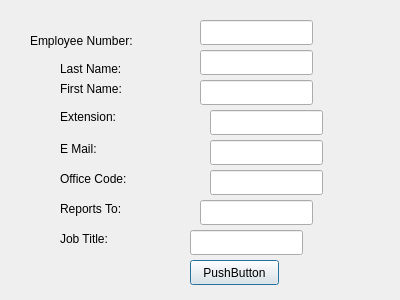
This is qt_app/form_employee.ui in mehmetrizaoz/5_product_line_automation as Qt 5 draws it before an edit. The edited form follows.
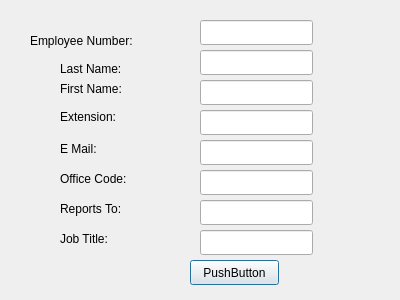
This is the edited form.

The edit to the form file:
```diff
--- a/qt_app/form_employee.ui
+++ b/qt_app/form_employee.ui
@@ -16,7 +16,7 @@
   <widget class="QLineEdit" name="lineEdit_4">
    <property name="geometry">
     <rect>
-     <x>210</x>
+     <x>200</x>
      <y>110</y>
      <width>113</width>
      <height>25</height>
@@ -36,7 +36,7 @@
   <widget class="QLineEdit" name="lineEdit_6">
    <property name="geometry">
     <rect>
-     <x>210</x>
+     <x>200</x>
      <y>170</y>
      <width>113</width>
      <height>25</height>
@@ -59,7 +59,7 @@
   <widget class="QLineEdit" name="lineEdit_5">
    <property name="geometry">
     <rect>
-     <x>210</x>
+     <x>200</x>
      <y>140</y>
      <width>113</width>
      <height>25</height>
@@ -180,7 +180,7 @@
   <widget class="QLineEdit" name="lineEdit_8">
    <property name="geometry">
     <rect>
-     <x>190</x>
+     <x>200</x>
      <y>230</y>
      <width>113</width>
      <height>25</height>
```
